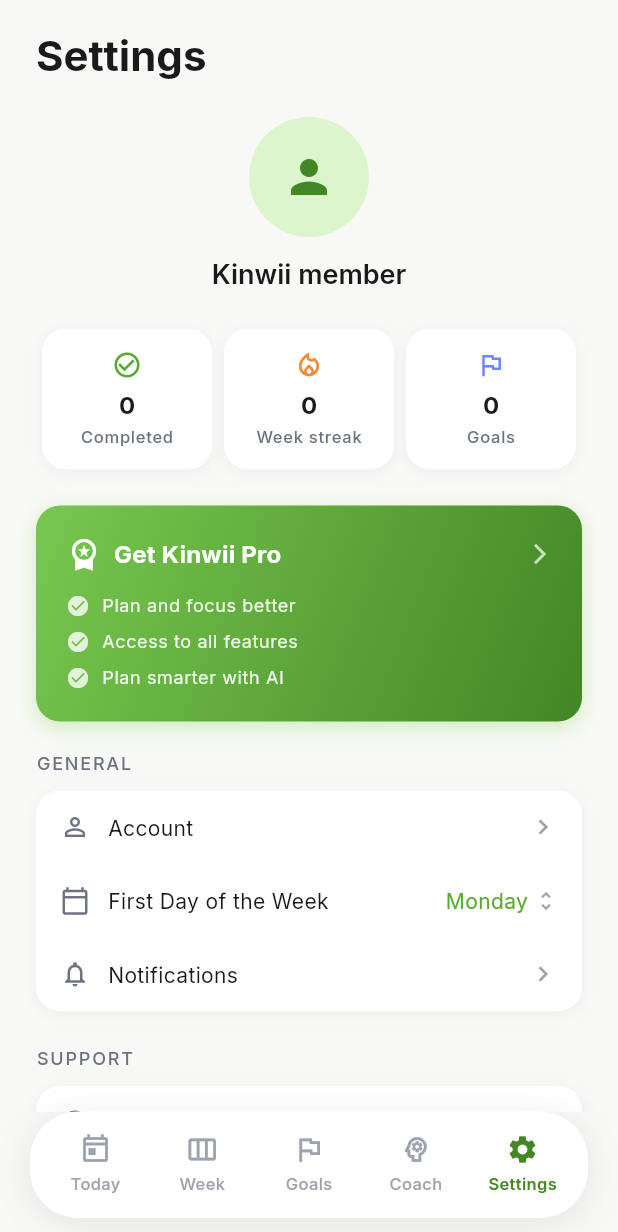
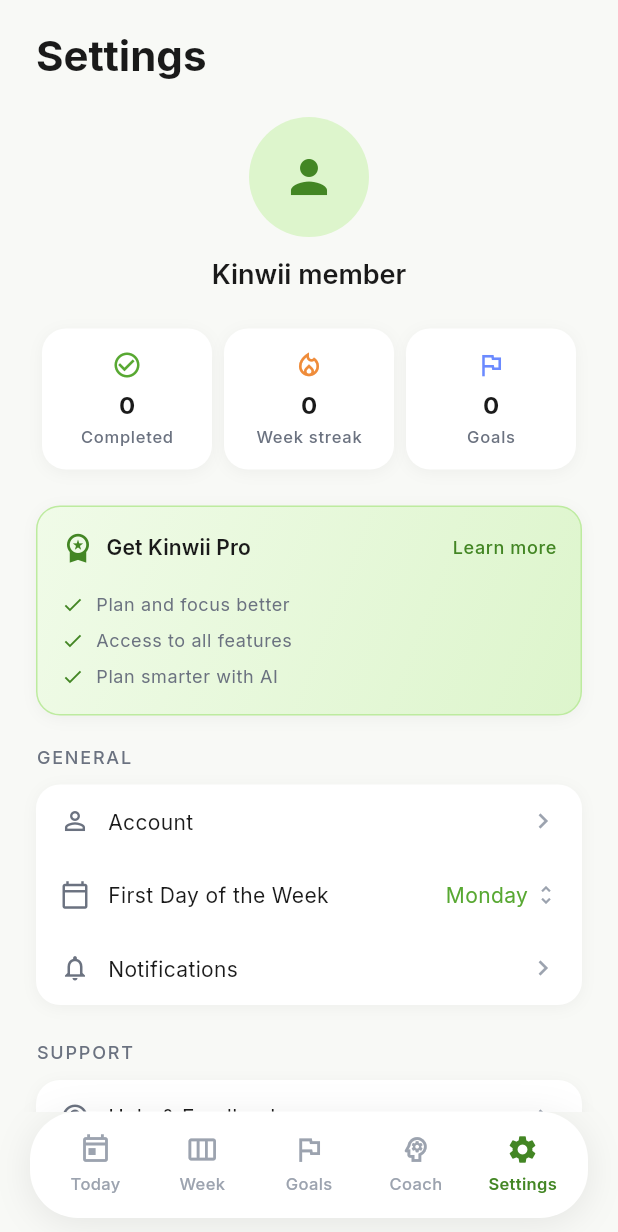
Before and after one commit to allwii/kinwii-app, a Flutter app: the SettingsScreen screen opened by its route, on a phone screen of 412 x 824 dp. Shown: the top 1232 px of the screen. Run offline on Flutter 3.47's test engine with Material 3 defaults, Android fonts, the phone set to English and light mode, and no system bars; our stand-ins replace dio, flutter_local_notifications, flutter_riverpod, flutter_secure_storage, go_router, google_fonts and 3 more; accounts and stored records are empty; network calls fail.

Commit message:
Improve Paywall pro banner

```diff
--- a/mobile/lib/features/settings/presentation/screens/settings_screen.dart
+++ b/mobile/lib/features/settings/presentation/screens/settings_screen.dart
@@ -349,16 +349,17 @@
     return Container(
       decoration: BoxDecoration(
         gradient: const LinearGradient(
-          colors: [AppColors.kiwi400, AppColors.kiwi600],
+          colors: [AppColors.kiwi50, AppColors.kiwi100],
           begin: Alignment.topLeft,
           end: Alignment.bottomRight,
         ),
         borderRadius: BorderRadius.circular(16),
+        border: Border.all(color: AppColors.kiwi200),
         boxShadow: [
           BoxShadow(
-            color: AppColors.kiwi400.withValues(alpha: 0.3),
-            blurRadius: 12,
-            offset: const Offset(0, 4),
+            color: Colors.black.withValues(alpha: 0.04),
+            blurRadius: 8,
+            offset: const Offset(0, 2),
           ),
         ],
       ),
@@ -368,34 +369,37 @@
           borderRadius: BorderRadius.circular(16),
           onTap: onTap,
           child: Padding(
-            padding: const EdgeInsets.all(20),
+            padding: const EdgeInsets.all(16),
             child: Column(
               crossAxisAlignment: CrossAxisAlignment.start,
               children: [
                 Row(
                   children: [
                     const Icon(Icons.workspace_premium,
-                        color: Colors.white, size: 24),
+                        color: AppColors.kiwi600, size: 22),
                     const SizedBox(width: 8),
-                    Text(
+                    Expanded(
+                      child: Text(
                         'Get Kinwii Pro',
                         style:
-                          Theme.of(context).textTheme.titleMedium?.copyWith(
-                                color: Colors.white,
-                                fontWeight: FontWeight.w700,
+                            Theme.of(context).textTheme.titleSmall?.copyWith(
+                                  color: AppColors.content,
+                                  fontWeight: FontWeight.w600,
                                 ),
                       ),
-                    const Spacer(),
-                    Icon(Icons.arrow_forward_ios,
-                        color: Colors.white.withValues(alpha: 0.7),
-                        size: 16),
+                    ),
+                    Text(
+                      'Learn more',
+                      style: Theme.of(context).textTheme.bodySmall?.copyWith(
+                            color: AppColors.kiwi600,
+                            fontWeight: FontWeight.w500,
+                          ),
+                    ),
                   ],
                 ),
-                const SizedBox(height: 14),
+                const SizedBox(height: 12),
                 const _BenefitRow(text: 'Plan and focus better'),
-                const SizedBox(height: 6),
                 const _BenefitRow(text: 'Access to all features'),
-                const SizedBox(height: 6),
                 const _BenefitRow(text: 'Plan smarter with AI'),
               ],
             ),
@@ -413,18 +417,20 @@
 
   @override
   Widget build(BuildContext context) {
-    return Row(
+    return Padding(
+      padding: const EdgeInsets.only(top: 6),
+      child: Row(
         children: [
-        Icon(Icons.check_circle,
-            color: Colors.white.withValues(alpha: 0.8), size: 16),
+          const Icon(Icons.check, color: AppColors.kiwi600, size: 15),
           const SizedBox(width: 8),
           Text(
             text,
             style: Theme.of(context).textTheme.bodySmall?.copyWith(
-                color: Colors.white.withValues(alpha: 0.9),
+                  color: AppColors.contentSecondary,
                 ),
           ),
         ],
+      ),
     );
   }
 }
```
Lines whose indentation alone changed are shown as unchanged.
